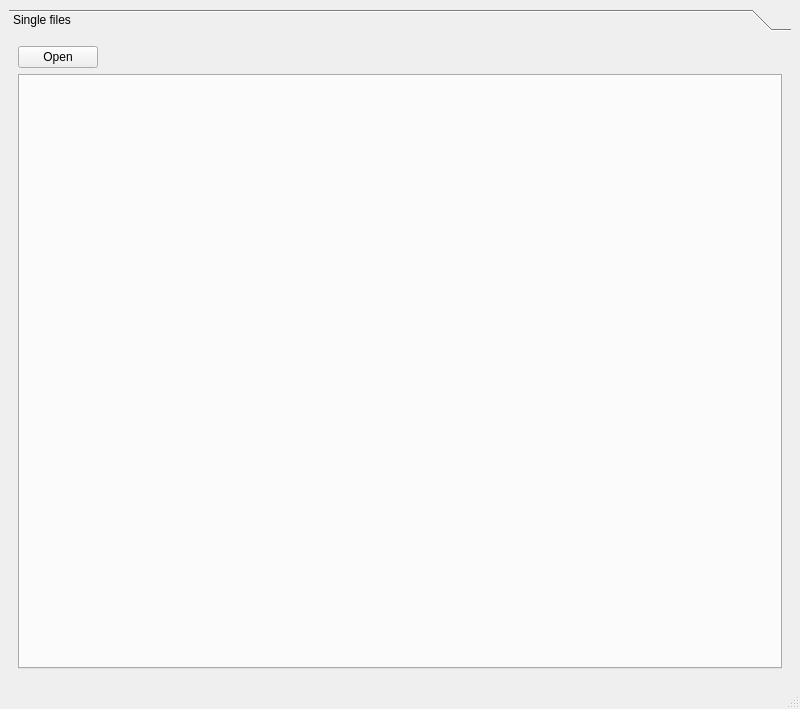
danielhrisca/asammdf, file asammdfgui/main_window.ui: the form before one commit.
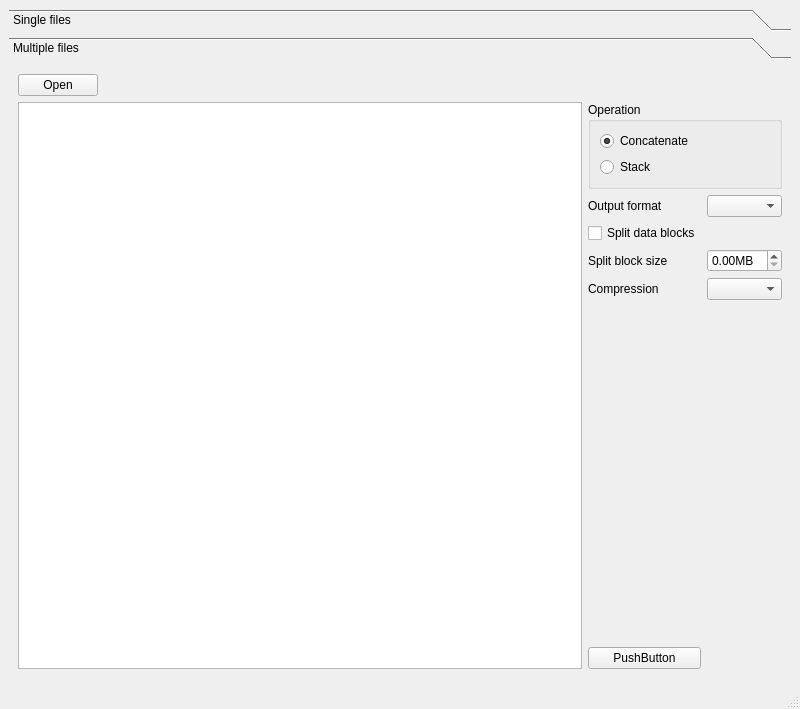
The form after the commit. Icons and pictures are not drawn.

Commit message: added gui page for concatenation and stack of multiple files

```diff
--- a/asammdfgui/main_window.ui
+++ b/asammdfgui/main_window.ui
@@ -22,7 +22,7 @@
     <item>
      <widget class="QToolBox" name="toolBox">
       <property name="currentIndex">
-       <number>0</number>
+       <number>1</number>
       </property>
       <widget class="QWidget" name="page">
        <property name="geometry">
@@ -30,7 +30,7 @@
          <x>0</x>
          <y>0</y>
          <width>782</width>
-         <height>623</height>
+         <height>596</height>
         </rect>
        </property>
        <attribute name="label">
@@ -80,6 +80,142 @@
         </item>
        </layout>
       </widget>
+      <widget class="QWidget" name="page_2">
+       <attribute name="label">
+        <string>Multiple files</string>
+       </attribute>
+       <layout class="QGridLayout" name="gridLayout">
+        <item row="0" column="0">
+         <widget class="QPushButton" name="open_multiple_files_btn">
+          <property name="text">
+           <string>Open</string>
+          </property>
+          <property name="icon">
+           <iconset resource="resource.qrc">
+            <normaloff>:/open.png</normaloff>:/open.png</iconset>
+          </property>
+         </widget>
+        </item>
+        <item row="1" column="0" colspan="2">
+         <widget class="QListWidget" name="files_list">
+          <property name="dragEnabled">
+           <bool>true</bool>
+          </property>
+          <property name="dragDropMode">
+           <enum>QAbstractItemView::InternalMove</enum>
+          </property>
+         </widget>
+        </item>
+        <item row="0" column="1">
+         <spacer name="horizontalSpacer_2">
+          <property name="orientation">
+           <enum>Qt::Horizontal</enum>
+          </property>
+          <property name="sizeHint" stdset="0">
+           <size>
+            <width>40</width>
+            <height>20</height>
+           </size>
+          </property>
+         </spacer>
+        </item>
+        <item row="1" column="2">
+         <layout class="QGridLayout" name="gridLayout_2">
+          <item row="1" column="1">
+           <widget class="QComboBox" name="cs_format"/>
+          </item>
+          <item row="4" column="0">
+           <widget class="QLabel" name="label_3">
+            <property name="text">
+             <string>Compression</string>
+            </property>
+           </widget>
+          </item>
+          <item row="4" column="1">
+           <widget class="QComboBox" name="cs_compression"/>
+          </item>
+          <item row="3" column="0">
+           <widget class="QLabel" name="label_2">
+            <property name="text">
+             <string>Split block size</string>
+            </property>
+           </widget>
+          </item>
+          <item row="2" column="0">
+           <widget class="QCheckBox" name="cs_split">
+            <property name="text">
+             <string>Split data blocks</string>
+            </property>
+           </widget>
+          </item>
+          <item row="3" column="1">
+           <widget class="QDoubleSpinBox" name="cs_split_size">
+            <property name="suffix">
+             <string>MB</string>
+            </property>
+           </widget>
+          </item>
+          <item row="6" column="0">
+           <widget class="QPushButton" name="cs_btn">
+            <property name="text">
+             <string>PushButton</string>
+            </property>
+            <property name="icon">
+             <iconset resource="resource.qrc">
+              <normaloff>:/stack.png</normaloff>:/stack.png</iconset>
+            </property>
+           </widget>
+          </item>
+          <item row="0" column="0" colspan="2">
+           <widget class="QGroupBox" name="groupBox">
+            <property name="title">
+             <string>Operation</string>
+            </property>
+            <layout class="QVBoxLayout" name="verticalLayout_3">
+             <item>
+              <widget class="QRadioButton" name="concatenate">
+               <property name="text">
+                <string>Concatenate</string>
+               </property>
+               <property name="checked">
+                <bool>true</bool>
+               </property>
+              </widget>
+             </item>
+             <item>
+              <widget class="QRadioButton" name="stack">
+               <property name="text">
+                <string>Stack</string>
+               </property>
+              </widget>
+             </item>
+            </layout>
+           </widget>
+          </item>
+          <item row="1" column="0">
+           <widget class="QLabel" name="label">
+            <property name="text">
+             <string>Output format</string>
+            </property>
+           </widget>
+          </item>
+          <item row="5" column="0">
+           <spacer name="verticalSpacer">
+            <property name="orientation">
+             <enum>Qt::Vertical</enum>
+            </property>
+            <property name="sizeHint" stdset="0">
+             <size>
+              <width>20</width>
+              <height>40</height>
+             </size>
+            </property>
+           </spacer>
+          </item>
+         </layout>
+        </item>
+       </layout>
+      </widget>
      </widget>
     </item>
    </layout>
```
The commit also changes 6 other files.
